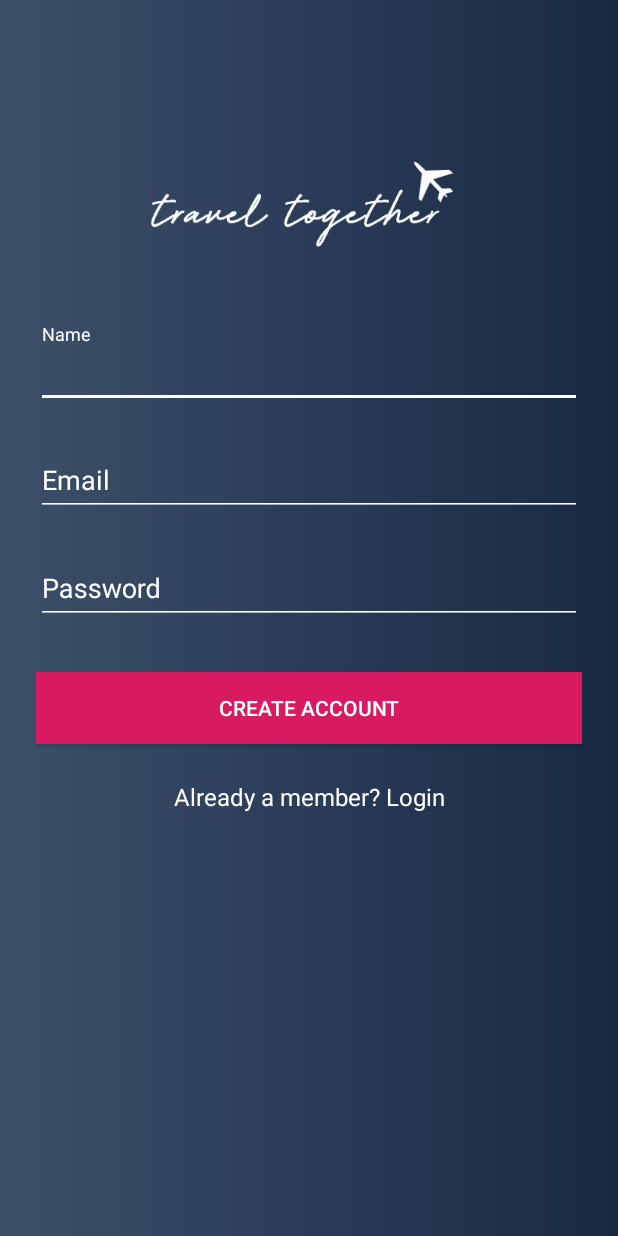
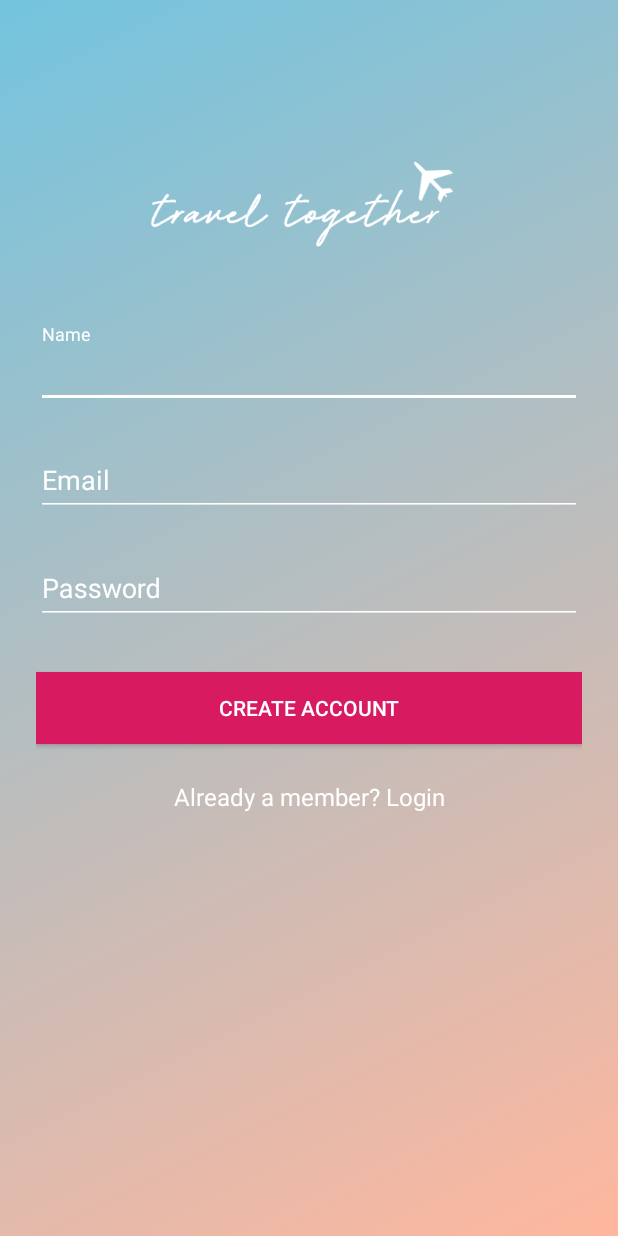
Before and after one commit to bqhuyy/Travel-together, an Android app: the SignupActivity screen opened directly, with no data from a screen before it, on a phone screen of 412 x 824 dp. Run offline under Robolectric (Android 15) with nearby library versions, the phone set to English and light mode, and no system bars; our stand-ins replace Firebase (no records; nobody signed in at launch, a user with empty details on screens opened directly).

```diff
--- a/app/src/main/res/drawable/gradient_screen.xml
+++ b/app/src/main/res/drawable/gradient_screen.xml
@@ -2,10 +2,9 @@
 <shape xmlns:android="http://schemas.android.com/apk/res/android"
     android:shape="rectangle">
     <gradient
-        android:startColor="#3D5069"
-        android:centerColor="#2A3c58"
-        android:endColor="#192943"
-        android:angle="0"/>
+        android:startColor="#FFB79E"
+        android:endColor="#73C4DF"
+        android:angle="135"/>
     <corners
         android:radius="0dp"/>
 </shape>
```
Also changed, not shown: app/src/main/res/drawable/appname.png, app/src/main/res/drawable/info.png (added), app/src/main/res/drawable/sign_out.png (added), app/src/main/res/drawable/user.png (added).
